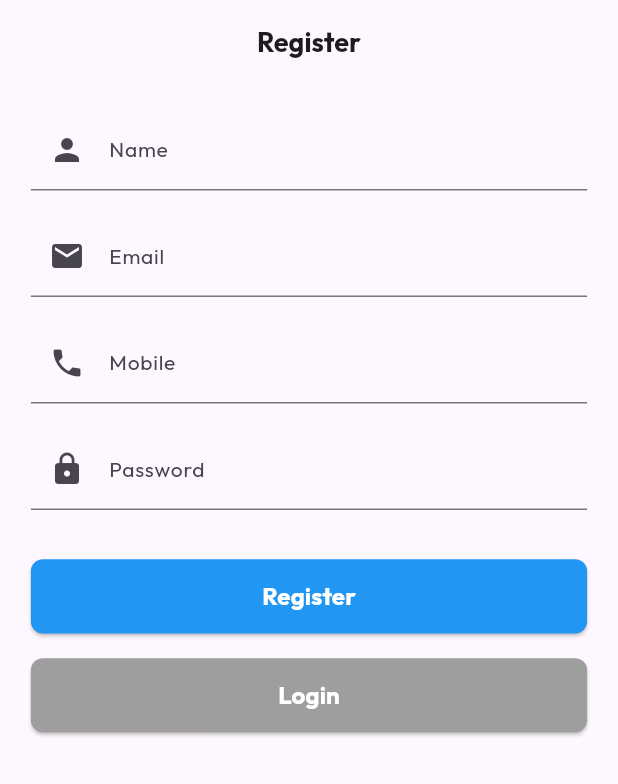
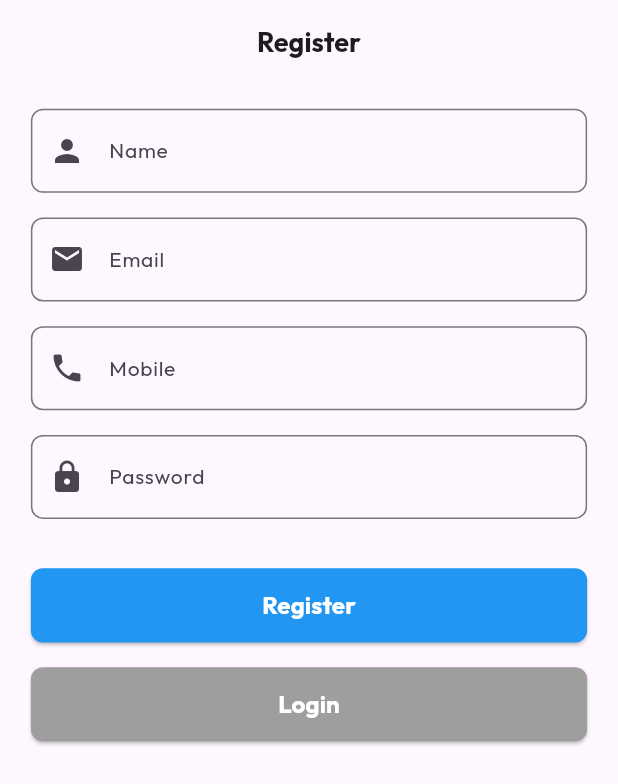
Before and after one commit to mohammedanshad1/app, a Flutter app: the screen it shows after launch, after a tap on "Don't have an account? Register", on a phone screen of 412 x 824 dp. Shown: the top 784 px of the screen. Run offline on Flutter 3.47's test engine with Material 3 defaults, Android fonts, the phone set to English and light mode, and no system bars.

Commit message:
ui changed

```diff
--- a/lib/view/login_view.dart
+++ b/lib/view/login_view.dart
@@ -36,6 +36,13 @@ class LoginView extends StatelessWidget {
                 labelStyle: AppTypography.regular.copyWith(
                   fontSize: responsive.sp(14),
                 ),
+                border: OutlineInputBorder(
+                  borderRadius: BorderRadius.circular(8.0),
+                ),
+                focusedBorder: OutlineInputBorder(
+                  borderSide: BorderSide(color: Colors.blue, width: 2.0),
+                  borderRadius: BorderRadius.circular(8.0),
+                ),
               ),
               keyboardType: TextInputType.phone,
               style: AppTypography.regular,
@@ -48,6 +55,13 @@ class LoginView extends StatelessWidget {
                 prefixIcon: Icon(Icons.lock),
                 labelStyle: AppTypography.regular.copyWith(
                   fontSize: responsive.sp(14),
+                ),
+                border: OutlineInputBorder(
+                  borderRadius: BorderRadius.circular(8.0),
+                ),
+                focusedBorder: OutlineInputBorder(
+                  borderSide: BorderSide(color: Colors.blue, width: 2.0),
+                  borderRadius: BorderRadius.circular(8.0),
                 ),
               ),
               obscureText: true,
--- a/lib/view/signup_view.dart
+++ b/lib/view/signup_view.dart
@@ -28,6 +28,9 @@ class SignUpView extends StatelessWidget {
       body: SingleChildScrollView(
         padding: EdgeInsets.symmetric(horizontal: responsive.wp(5)),
         child: Center(
+          child: ConstrainedBox(
+            constraints:
+                BoxConstraints(maxWidth: 400), // Limit width for centering
             child: Column(
               children: [
                 SizedBox(height: responsive.hp(2)),
@@ -39,6 +42,13 @@ class SignUpView extends StatelessWidget {
                       fontSize: responsive.sp(14),
                     ),
                     prefixIcon: Icon(Icons.person),
+                    border: OutlineInputBorder(
+                      borderRadius: BorderRadius.circular(8.0),
+                    ),
+                    focusedBorder: OutlineInputBorder(
+                      borderSide: BorderSide(color: Colors.blue, width: 2.0),
+                      borderRadius: BorderRadius.circular(8.0),
+                    ),
                   ),
                 ),
                 SizedBox(height: responsive.hp(2)),
@@ -50,6 +60,13 @@ class SignUpView extends StatelessWidget {
                       fontSize: responsive.sp(14),
                     ),
                     prefixIcon: Icon(Icons.email),
+                    border: OutlineInputBorder(
+                      borderRadius: BorderRadius.circular(8.0),
+                    ),
+                    focusedBorder: OutlineInputBorder(
+                      borderSide: BorderSide(color: Colors.blue, width: 2.0),
+                      borderRadius: BorderRadius.circular(8.0),
+                    ),
                   ),
                   keyboardType: TextInputType.emailAddress,
                 ),
@@ -62,6 +79,13 @@ class SignUpView extends StatelessWidget {
                       fontSize: responsive.sp(14),
                     ),
                     prefixIcon: Icon(Icons.phone),
+                    border: OutlineInputBorder(
+                      borderRadius: BorderRadius.circular(8.0),
+                    ),
+                    focusedBorder: OutlineInputBorder(
+                      borderSide: BorderSide(color: Colors.blue, width: 2.0),
+                      borderRadius: BorderRadius.circular(8.0),
+                    ),
                   ),
                   keyboardType: TextInputType.phone,
                 ),
@@ -74,6 +98,13 @@ class SignUpView extends StatelessWidget {
                       fontSize: responsive.sp(14),
                     ),
                     prefixIcon: Icon(Icons.lock),
+                    border: OutlineInputBorder(
+                      borderRadius: BorderRadius.circular(8.0),
+                    ),
+                    focusedBorder: OutlineInputBorder(
+                      borderSide: BorderSide(color: Colors.blue, width: 2.0),
+                      borderRadius: BorderRadius.circular(8.0),
+                    ),
                   ),
                   obscureText: true,
                 ),
@@ -125,6 +156,7 @@ class SignUpView extends StatelessWidget {
             ),
           ),
         ),
+      ),
     );
   }
 }
```
Lines whose indentation alone changed are shown as unchanged.
